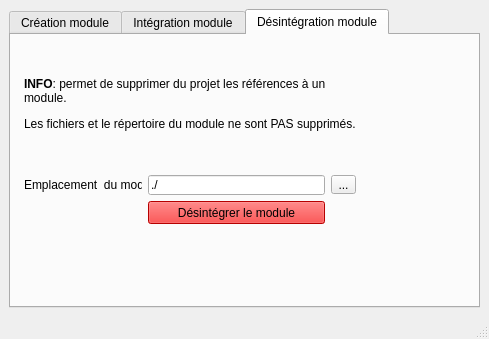
This is BasicModules/ModuleDesigner/ihm_ModuleDesigner.ui in CRLG/LABOTBOX as Qt 5 draws it before an edit. The edited form follows.
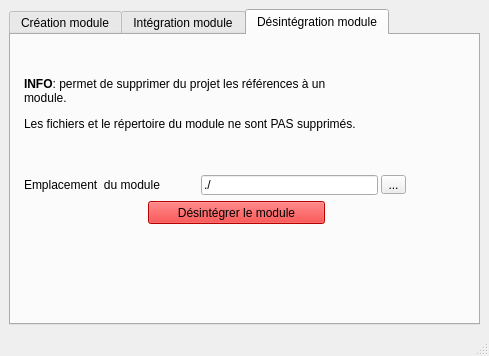
This is the edited form. The open tabs and pages were chosen to show the change.

Commit message: #15 ModuleDesigner plug générique + améliorations

The edit to the form file:
```diff
--- a/BasicModules/ModuleDesigner/ihm_ModuleDesigner.ui
+++ b/BasicModules/ModuleDesigner/ihm_ModuleDesigner.ui
@@ -7,7 +7,7 @@
     <x>0</x>
     <y>0</y>
     <width>489</width>
-    <height>339</height>
+    <height>356</height>
    </rect>
   </property>
   <property name="windowTitle">
@@ -273,7 +273,7 @@
          <rect>
           <x>13</x>
           <y>140</y>
-          <width>118</width>
+          <width>181</width>
           <height>20</height>
          </rect>
         </property>
@@ -320,7 +320,7 @@
        <widget class="QLineEdit" name="repertoire_module_desintegration">
         <property name="geometry">
          <rect>
-          <x>137</x>
+          <x>190</x>
           <y>140</y>
           <width>177</width>
           <height>20</height>
@@ -336,7 +336,7 @@
        <widget class="QToolButton" name="PB_choix_repertoire_module_desintegration">
         <property name="geometry">
          <rect>
-          <x>320</x>
+          <x>370</x>
           <y>140</y>
           <width>25</width>
           <height>19</height>
```
Left out of the diff: 2 changed lines with no effect on the pictures. The commit also changes 2 other files.
